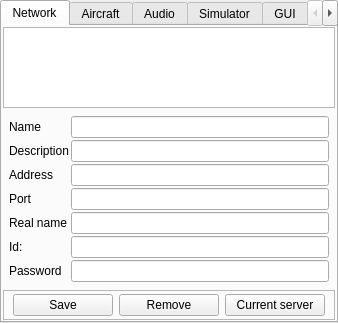
This is src/blackgui/components/settingscomponent.ui in swift-project/pilotclient as Qt 5 draws it before an edit. The edited form follows.
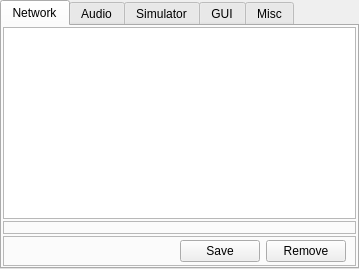
This is the edited form. The open tabs and pages were chosen to show the change. Custom widgets are drawn as their Qt base class.

Commit message: refs #288, adjusted server and network views * aircraft settings are gone, move to login screen * no selected server needed anymore * marked outdated methods as deprecated

```diff
--- a/src/blackgui/components/settingscomponent.ui
+++ b/src/blackgui/components/settingscomponent.ui
@@ -6,8 +6,8 @@
    <rect>
     <x>0</x>
     <y>0</y>
-    <width>338</width>
-    <height>323</height>
+    <width>359</width>
+    <height>269</height>
    </rect>
   </property>
   <property name="sizePolicy">
@@ -44,6 +44,12 @@
     </property>
     <item>
      <widget class="BlackGui::Views::CServerView" name="tvp_SettingsTnServers">
+      <property name="sizePolicy">
+       <sizepolicy hsizetype="Preferred" vsizetype="Preferred">
+        <horstretch>0</horstretch>
+        <verstretch>0</verstretch>
+       </sizepolicy>
+      </property>
       <property name="editTriggers">
        <set>QAbstractItemView::AnyKeyPressed|QAbstractItemView::DoubleClicked|QAbstractItemView::EditKeyPressed</set>
       </property>
@@ -59,119 +65,26 @@
      </widget>
     </item>
     <item>
-     <layout class="QFormLayout" name="fl_SettingsTnCurrentServer">
-      <property name="fieldGrowthPolicy">
-       <enum>QFormLayout::AllNonFixedFieldsGrow</enum>
+     <widget class="BlackGui::CServerForm" name="frp_ServerForm">
+      <property name="sizePolicy">
+       <sizepolicy hsizetype="Preferred" vsizetype="Minimum">
+        <horstretch>0</horstretch>
+        <verstretch>0</verstretch>
+       </sizepolicy>
       </property>
-      <property name="leftMargin">
-       <number>6</number>
+      <property name="minimumSize">
+       <size>
+        <width>0</width>
+        <height>0</height>
+       </size>
       </property>
-      <property name="topMargin">
-       <number>6</number>
+      <property name="frameShape">
+       <enum>QFrame::StyledPanel</enum>
       </property>
-      <property name="rightMargin">
-       <number>6</number>
+      <property name="frameShadow">
+       <enum>QFrame::Raised</enum>
       </property>
-      <property name="bottomMargin">
-       <number>6</number>
-      </property>
-      <item row="0" column="0">
-       <widget class="QLabel" name="lbl_SettingsTnCsName">
-        <property name="text">
-         <string>Name</string>
-        </property>
-       </widget>
-      </item>
-      <item row="0" column="1">
-       <widget class="QLineEdit" name="le_SettingsTnCsName">
-        <property name="text">
-         <string/>
-        </property>
-       </widget>
-      </item>
-      <item row="1" column="0">
-       <widget class="QLabel" name="lbl_SettingsTnCsDescription">
-        <property name="text">
-         <string>Description</string>
-        </property>
-       </widget>
-      </item>
-      <item row="1" column="1">
-       <widget class="QLineEdit" name="le_SettingsTnCsDescription"/>
-      </item>
-      <item row="2" column="0">
-       <widget class="QLabel" name="lbl_SettingsTnCsAddress">
-        <property name="text">
-         <string>Address</string>
-        </property>
-       </widget>
-      </item>
-      <item row="2" column="1">
-       <widget class="QLineEdit" name="le_SettingsTnCsAddress"/>
-      </item>
-      <item row="3" column="0">
-       <widget class="QLabel" name="lbl_SettingsTnCsPort">
-        <property name="text">
-         <string>Port</string>
-        </property>
-       </widget>
-      </item>
-      <item row="3" column="1">
-       <widget class="QLineEdit" name="le_SettingsTnCsPort">
-        <property name="maxLength">
-         <number>5</number>
-        </property>
-       </widget>
-      </item>
-      <item row="4" column="0">
-       <widget class="QLabel" name="lbl_SettingsTnCsRealName">
-        <property name="text">
-         <string>Real name</string>
-        </property>
-       </widget>
-      </item>
-      <item row="4" column="1">
-       <widget class="QLineEdit" name="le_SettingsTnCsRealName">
-        <property name="text">
-         <string/>
-        </property>
-       </widget>
-      </item>
-      <item row="5" column="0">
-       <widget class="QLabel" name="lbl_SettingsTnCsNetworkId">
-        <property name="text">
-         <string>Id:</string>
-        </property>
-       </widget>
-      </item>
-      <item row="5" column="1">
-       <widget class="QLineEdit" name="le_SettingsTnCsNetworkId">
-        <property name="text">
-         <string/>
-        </property>
-       </widget>
-      </item>
-      <item row="6" column="0">
-       <widget class="QLabel" name="lbl_SettingsTnCsPassword">
-        <property name="text">
-         <string>Password</string>
-        </property>
-       </widget>
-      </item>
-      <item row="6" column="1">
-       <widget class="QLineEdit" name="le_SettingsTnCsPassword">
-        <property name="text">
-         <string/>
-        </property>
-        <property name="maxLength">
-         <number>32</number>
-        </property>
-        <property name="echoMode">
-         <enum>QLineEdit::Password</enum>
-        </property>
-       </widget>
-      </item>
-     </layout>
+     </widget>
     </item>
     <item>
      <widget class="QFrame" name="fr_SettingsTnButtons">
@@ -188,6 +101,19 @@
        <property name="bottomMargin">
         <number>3</number>
        </property>
+       <item>
+        <spacer name="hs_SettingsTnSpacer">
+         <property name="orientation">
+          <enum>Qt::Horizontal</enum>
+         </property>
+         <property name="sizeHint" stdset="0">
+          <size>
+           <width>40</width>
+           <height>20</height>
+          </size>
+         </property>
+        </spacer>
+       </item>
        <item>
         <widget class="QPushButton" name="pb_SettingsTnSaveServer">
          <property name="sizePolicy">
@@ -214,143 +140,11 @@
          </property>
         </widget>
        </item>
-       <item>
-        <widget class="QPushButton" name="pb_SettingsTnCurrentServer">
-         <property name="sizePolicy">
-          <sizepolicy hsizetype="Preferred" vsizetype="Preferred">
-           <horstretch>0</horstretch>
-           <verstretch>0</verstretch>
-          </sizepolicy>
-         </property>
-         <property name="text">
-          <string>Current server</string>
-         </property>
-        </widget>
-       </item>
       </layout>
      </widget>
     </item>
    </layout>
   </widget>
-  <widget class="QWidget" name="tb_SettingsAircraft">
-   <attribute name="title">
-    <string>Aircraft</string>
-   </attribute>
-   <layout class="QVBoxLayout" name="verticalLayout_5">
-    <item>
-     <layout class="QFormLayout" name="fl_SettingsAircraft">
-      <property name="fieldGrowthPolicy">
-       <enum>QFormLayout::AllNonFixedFieldsGrow</enum>
-      </property>
-      <item row="0" column="0">
-       <widget class="QLabel" name="lbl_SettingsAircraftCallsign">
-        <property name="text">
-         <string>Callsign</string>
-        </property>
-       </widget>
-      </item>
-      <item row="0" column="1">
-       <widget class="QLineEdit" name="le_SettingsAircraftCallsign">
-        <property name="inputMethodHints">
-         <set>Qt::ImhLatinOnly|Qt::ImhUppercaseOnly</set>
-        </property>
-        <property name="text">
-         <string>BLACK</string>
-        </property>
-        <property name="maxLength">
-         <number>20</number>
-        </property>
-       </widget>
-      </item>
-      <item row="1" column="0">
-       <widget class="QLabel" name="lbl_SettingsIcaoAircraftDesignator">
-        <property name="text">
-         <string>ICAO type (e.g. A320)</string>
-        </property>
-       </widget>
-      </item>
-      <item row="1" column="1">
-       <widget class="QLineEdit" name="le_SettingsIcaoAircraftDesignator">
-        <property name="inputMethodHints">
-         <set>Qt::ImhUppercaseOnly</set>
-        </property>
-        <property name="text">
-         <string>C172</string>
-        </property>
-       </widget>
-      </item>
-      <item row="2" column="0">
-       <widget class="QLabel" name="lbl_SettingsIcaoAirlineDesignator">
-        <property name="text">
-         <string>ICAO airline (e.g.DLH)</string>
-        </property>
-       </widget>
-      </item>
-      <item row="2" column="1">
-       <widget class="QLineEdit" name="le_SettingsIcaoAirlineDesignator">
-        <property name="text">
-         <string>SGN</string>
-        </property>
-       </widget>
-      </item>
-      <item row="3" column="0">
-       <widget class="QLabel" name="lbl_SettingsIcaoCombinedType">
-        <property name="text">
-         <string>Aircraft type (e.g. L2J)</string>
-        </property>
-       </widget>
-      </item>
-      <item row="3" column="1">
-       <widget class="QLineEdit" name="le_SettingsIcaoCombinedType">
-        <property name="text">
-         <string>L1P</string>
-        </property>
-       </widget>
-      </item>
-      <item row="4" column="0">
-       <widget class="QLabel" name="lbl_SettingsModes">
-        <property name="text">
-         <string>Login modes</string>
-        </property>
-       </widget>
-      </item>
-      <item row="4" column="1">
-       <widget class="QGroupBox" name="gb_LoginModes">
-        <property name="title">
-         <string/>
-        </property>
-        <layout class="QVBoxLayout" name="verticalLayout">
-         <item>
-          <widget class="QRadioButton" name="rb_SetttingsNormalLoginMode">
-           <property name="text">
-            <string>Normal</string>
-           </property>
-           <property name="checked">
-            <bool>true</bool>
-           </property>
-          </widget>
-         </item>
-         <item>
-          <widget class="QRadioButton" name="rb_SettingsLoginStealthMode">
-           <property name="text">
-            <string>Stealth mode</string>
-           </property>
-          </widget>
-         </item>
-         <item>
-          <widget class="QRadioButton" name="rb_SettingsLoginObserver">
-           <property name="text">
-            <string>Observer</string>
-           </property>
-          </widget>
-         </item>
-        </layout>
-       </widget>
-      </item>
-     </layout>
-    </item>
-   </layout>
-  </widget>
   <widget class="QWidget" name="tb_SettingsAudio">
    <attribute name="title">
     <string>Audio</string>
@@ -826,6 +620,12 @@
    <header>blackgui/components/settingssimulatorcomponent.h</header>
    <container>1</container>
   </customwidget>
+  <customwidget>
+   <class>BlackGui::CServerForm</class>
+   <extends>QFrame</extends>
+   <header>blackgui/serverform.h</header>
+   <container>1</container>
+  </customwidget>
  </customwidgets>
  <resources/>
  <connections/>
```
Left out of the diff: 2 changed lines with no effect on the pictures. The commit also changes 8 other files.
